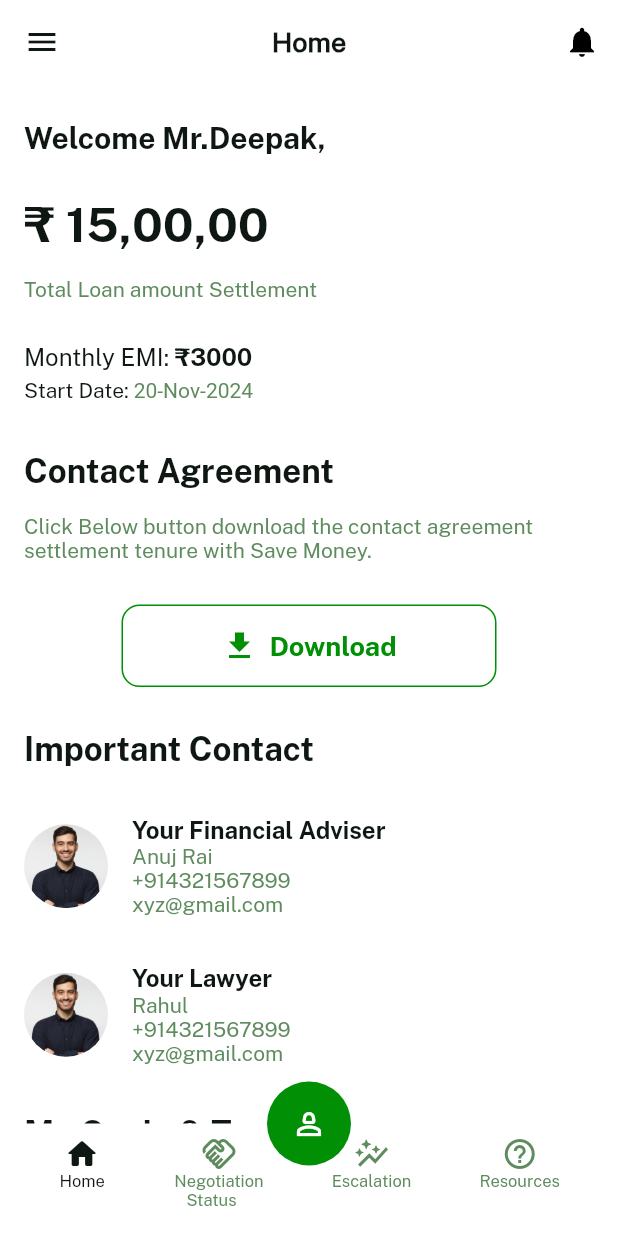
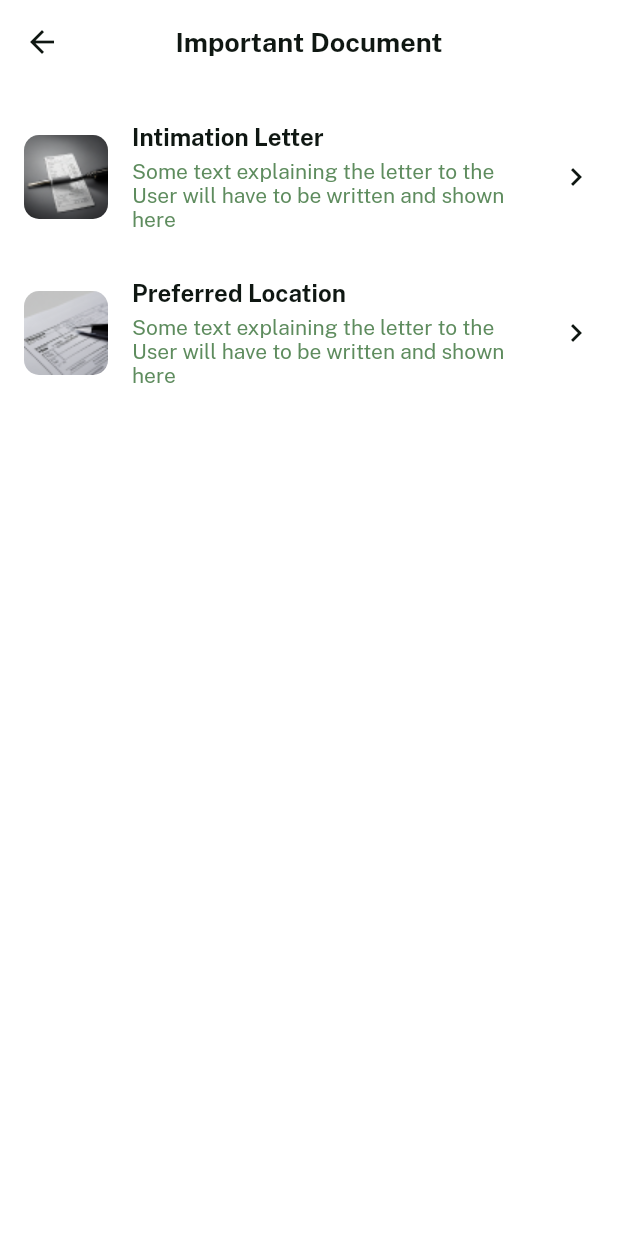
Before and after one commit to Anuj-Rai12/settle_loan, a Flutter app: the MainActivity screen opened by its route, in the side drawer, after a tap on "Intimation Letter/Preferred Location Let", on a phone screen of 412 x 824 dp. Run offline on Flutter 3.47's test engine with Material 2 defaults, Android fonts, the phone set to English and light mode, and no system bars; our stand-ins replace percent_indicator.

Commit message:
Completed the Intimation status:Successfully

```diff
--- /dev/null
+++ b/lib/domain/model/ImportantDocument.dart
@@ -0,0 +1,23 @@
+import '../../values/res/Resources.dart';
+
+class ImportantDocument {
+  String title;
+  String image;
+  String desc;
+
+  ImportantDocument(
+      {required this.title, required this.desc, required this.image});
+
+  static List<ImportantDocument> list = [
+    ImportantDocument(
+        title: "Intimation Letter",
+        desc:
+            "Some text explaining the letter to the User will have to be written and shown here",
+        image: document1),
+    ImportantDocument(
+        title: "Preferred Location",
+        desc:
+            "Some text explaining the letter to the User will have to be written and shown here",
+        image: document2),
+  ];
+}
--- a/lib/main.dart
+++ b/lib/main.dart
@@ -5,6 +5,7 @@ import 'package:loansettle/presentaion/ui/ComplaintAgainstRecoveryAgent.dart';
 import 'package:loansettle/presentaion/ui/ContactUsScreen.dart';
 import 'package:loansettle/presentaion/ui/ForgetPasswordScreen.dart';
 import 'package:loansettle/presentaion/ui/HomeScreen.dart';
+import 'package:loansettle/presentaion/ui/IntimationDocument.dart';
 import 'package:loansettle/presentaion/ui/LoginScreen.dart';
 import 'package:loansettle/presentaion/ui/MainActvitiy.dart';
 import 'package:loansettle/presentaion/ui/MylawyerScreen.dart';
@@ -55,6 +56,7 @@ Future<void> main() async {
       "/MainActivity" :(context)=> const MainActivity(),
       "/contactUs" :(context)=> const ContactUsScreen(),
       "/complaintAgainstOfficer" :(context)=> const ComplaintAgainstRecoveryAgent(),
+      "/intimationDoc" :(context)=> const  IntimationDocument(),
     },
   ));
 }
--- /dev/null
+++ b/lib/presentaion/ui/IntimationDocument.dart
@@ -0,0 +1,40 @@
+import 'package:flutter/material.dart';
+import 'package:loansettle/domain/model/ImportantDocument.dart';
+import 'package:loansettle/presentaion/ui/adaptor/ListofImportantDocument.dart';
+
+import '../../values/color/Colors.dart';
+import '../../values/fonts/Fonts.dart';
+
+class IntimationDocument extends StatefulWidget {
+  const IntimationDocument({super.key});
+
+  @override
+  State<IntimationDocument> createState() => _IntimationDocumentState();
+}
+
+class _IntimationDocumentState extends State<IntimationDocument> {
+  @override
+  Widget build(BuildContext context) {
+    return SafeArea(child: Scaffold(
+      appBar: AppBar(
+          elevation: 0,
+          backgroundColor: Colors.white,
+          iconTheme: const IconThemeData(color: Color(textColor)),
+          title: const Text("Important Document",
+              textAlign: TextAlign.center,
+              style: TextStyle(
+                  color: Color(textColor),
+                  fontSize: 18,
+                  fontWeight: FontWeight.bold,
+                  fontFamily: publicSansBold)),
+          centerTitle: true),
+      backgroundColor: Colors.white,
+      body: Container(
+        margin: const EdgeInsets.only(top: 10),
+        child: SingleChildScrollView(
+          child: listOfImportantDocument(ImportantDocument.list, context),
+        ),
+      ),
+    ));
+  }
+}
--- /dev/null
+++ b/lib/presentaion/ui/adaptor/ListofImportantDocument.dart
@@ -0,0 +1,70 @@
+import 'package:flutter/material.dart';
+import 'package:loansettle/domain/model/ImportantDocument.dart';
+
+import '../../../values/color/Colors.dart';
+import '../../../values/fonts/Fonts.dart';
+
+Widget listOfImportantDocument(
+    List<ImportantDocument> arr, BuildContext context) {
+  return Column(
+    children: [
+      ListView.builder(
+          shrinkWrap: true,
+          physics: const ClampingScrollPhysics(),
+          itemCount: arr.length,
+          itemBuilder: (context, position) {
+            var data = arr[position];
+            return InkWell(
+                onTap: () {},
+                child: Container(
+                  margin: const EdgeInsets.only(
+                      left: 16, right: 16, top: 16, bottom: 16),
+                  child: Row(
+                    crossAxisAlignment: CrossAxisAlignment.center,
+                    children: [
+                      SizedBox(
+                        width: 56,
+                        height: 56,
+                        child: ClipRRect(
+                          borderRadius: BorderRadius.circular(10),
+                          // This makes the corners circular
+                          child: Image.asset(
+                            data.image,
+                            fit: BoxFit.cover,
+                          ),
+                        ),
+                      ),
+                      Expanded(
+                        child: Padding(
+                          padding: const EdgeInsets.only(left: 16, right: 16),
+                          child: Column(
+                            crossAxisAlignment: CrossAxisAlignment.start,
+                            children: [
+                              Text(data.title,
+                                  style: const TextStyle(
+                                      fontFamily: publicSansBold,
+                                      color: Color(textColor),
+                                      fontSize: 16)),
+                              Container(
+                                margin: const EdgeInsets.only(top: 5),
+                                child: Text(data.desc,
+                                    maxLines: 3,
+                                    overflow: TextOverflow.ellipsis,
+                                    style: const TextStyle(
+                                        fontFamily: publicSansReg,
+                                        color: Color(editTextColor),
+                                        fontSize: 14)),
+                              )
+                            ],
+                          ),
+                        ),
+                      ),
+                      const Icon(Icons.navigate_next_sharp,
+                          color: Color(textColor))
+                    ],
+                  ),
+                ));
+          }),
+    ],
+  );
+}
--- a/lib/values/menu/HomeDrawerMenu.dart
+++ b/lib/values/menu/HomeDrawerMenu.dart
@@ -80,6 +80,7 @@ Drawer homeNavigationDrawer(BuildContext context) {
           focusColor: const Color(editTextBg),
           onTap: () {
             Navigator.pop(context);
+            context.goToNextScreen("/intimationDoc");
           },
         ),
         ListTile(
--- a/lib/values/res/Resources.dart
+++ b/lib/values/res/Resources.dart
@@ -5,3 +5,5 @@ const String walkThroughScreenOne = "assets/images/walk_throught_scree_One.png";
 const String walkThroughScreenTwo = "assets/images/walk_throught_screen_three.png";
 const String walkThroughScreenThree = "assets/images/walk_throught_screen_two.png";
 const String profilePic = "assets/images/delete_me.png";
+const String document1 = "assets/images/documentOne.png";
+const String document2 = "assets/images/documentTwo.png";
--- a/pubspec.yaml
+++ b/pubspec.yaml
@@ -78,6 +78,9 @@ flutter:
     - assets/images/walk_throught_screen_three.png
     - assets/images/walk_throught_screen_two.png
     - assets/images/delete_me.png
+    - assets/images/documentTwo.png
+    - assets/images/documentOne.png
+
   # To add assets to your application, add an assets section, like this:
   # assets:
   #   - images/a_dot_burr.jpeg
```
Also changed, not shown: assets/images/documentOne.png (added), assets/images/documentTwo.png (added).
